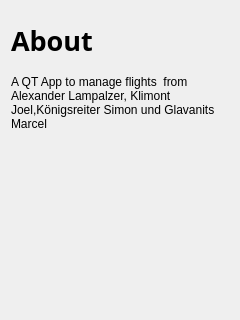
Old version of the form aboutdialog.ui in the repository Siastra/FlightPlanner.
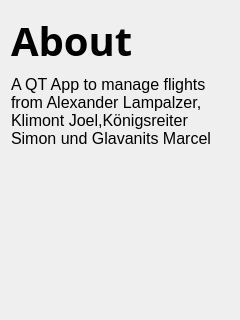
New version of the form.

What changed in the file:
```diff
--- a/aboutdialog.ui
+++ b/aboutdialog.ui
@@ -21,7 +21,7 @@
        <property name="font">
         <font>
          <family>Ubuntu Condensed</family>
-         <pointsize>20</pointsize>
+         <pointsize>30</pointsize>
          <weight>75</weight>
          <bold>true</bold>
         </font>
@@ -38,7 +38,12 @@
       </widget>
      </item>
      <item>
-      <widget class="QLabel" name="label_2">
+      <widget class="QLabel" name="textLabel">
+       <property name="font">
+        <font>
+         <pointsize>12</pointsize>
+        </font>
+       </property>
        <property name="text">
         <string>A QT App to manage flights  from Alexander Lampalzer, Klimont Joel,Königsreiter Simon und Glavanits Marcel</string>
        </property>
```
Left out of the diff: 2 changed lines with no effect on the pictures.
